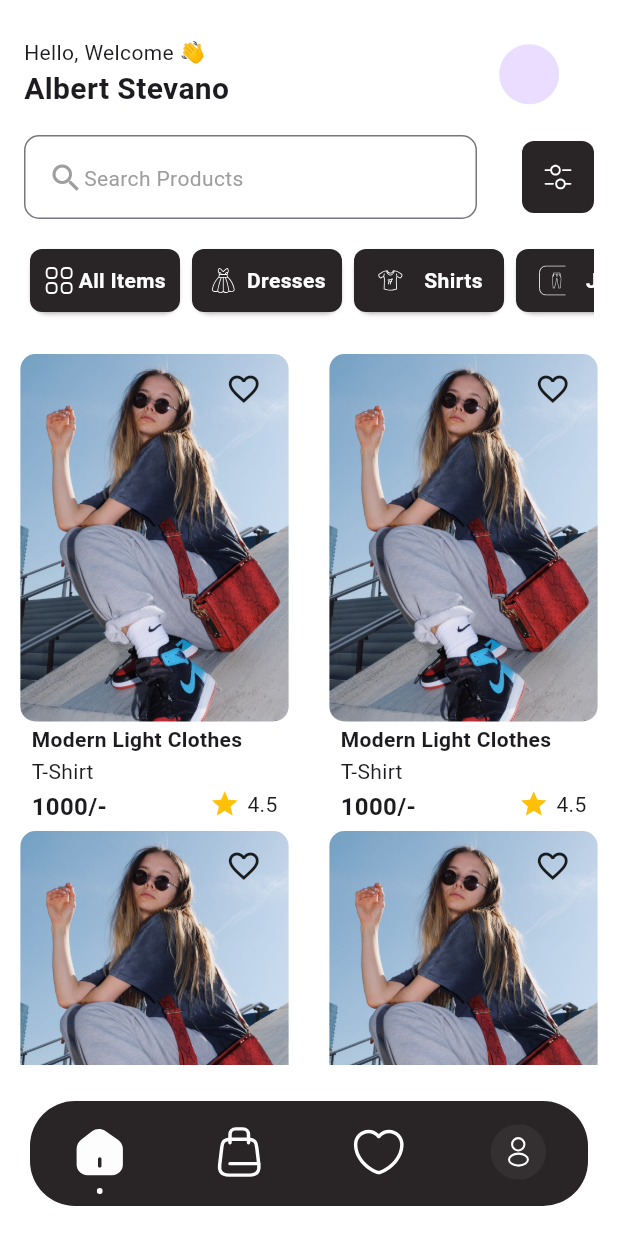
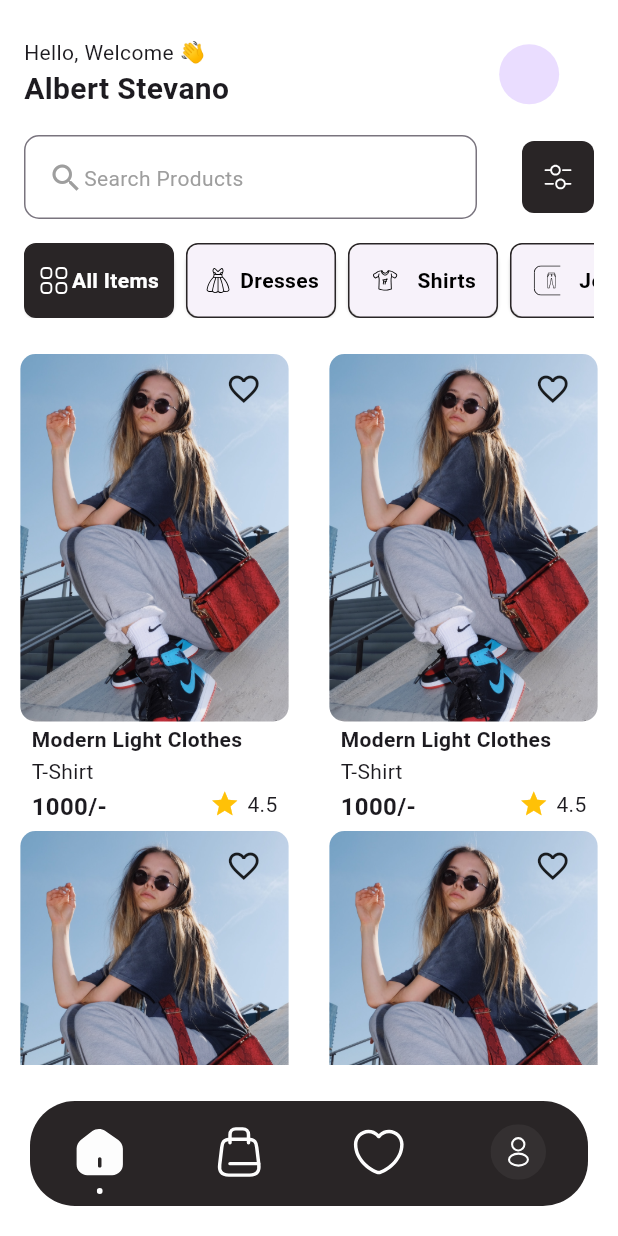
Before and after one commit to TanvirLogic/future_app, a Flutter app: the screen it shows after launch, on a phone screen of 412 x 824 dp. Run offline on Flutter 3.47's test engine with Material 3 defaults, Android fonts, the phone set to English and light mode, and no system bars; our stand-ins replace flutter_svg.

Commit message:
need to study about controllers.

```diff
--- /dev/null
+++ b/devtools_options.yaml
@@ -0,0 +1,3 @@
+description: This file stores settings for Dart & Flutter DevTools.
+documentation: https://docs.flutter.dev/tools/devtools/extensions#configure-extension-enablement-states
+extensions:
--- a/lib/Screens/home_screen.dart
+++ b/lib/Screens/home_screen.dart
@@ -1,9 +1,11 @@
 import 'package:flutter/material.dart';
 import 'package:flutter_svg/flutter_svg.dart';
 import 'package:future_app/app_utils/image_utils.dart';
+import 'package:future_app/controllers/item_card_provider.dart';
+import 'package:provider/provider.dart';
 
 import '../custom_widgets/my_item_card.dart';
-import '../custom_widgets/product_container.dart';
+import 'item_screens/all_item_screen.dart';
 
 class HomeScreen extends StatefulWidget {
   const HomeScreen({super.key});
@@ -20,6 +22,7 @@ class _HomeScreenState extends State<HomeScreen> {
     ImageUtils.jeansIcon,
   ];
   final List<String> _imageTexts = ['All Items', 'Dresses', 'Shirts', 'Jeans'];
+  final int _selectedScreenIndex   = 0;
 
   @override
   Widget build(BuildContext context) {
@@ -85,7 +88,9 @@ class _HomeScreenState extends State<HomeScreen> {
               ),
             ),
             // Item Widgets
-            Padding(
+            ChangeNotifierProvider(
+              create: (_) => ItemCardProvider(), // 👈 Provider is here, only one instance created
+              child: Padding(
                 padding: const EdgeInsets.symmetric(vertical: 0, horizontal: 16),
                 child: SizedBox(
                   height: 50,
@@ -93,39 +98,27 @@ class _HomeScreenState extends State<HomeScreen> {
                     children: [
                       Expanded(
                         child: ListView.builder(
-                        // primary: true,
                             scrollDirection: Axis.horizontal,
                             itemCount: _imagePaths.length,
-                        itemBuilder: (context, index) => MyItemCard(
-                          onTap: (){},
+                            // No need for Consumer here, MyItemCard uses context.watch
+                            itemBuilder: (context, index) {
+                              return MyItemCard(
+                                // We removed onTap from MyItemCard, its logic is now inside
                                 iconPath: _imagePaths[index],
                                 text: _imageTexts[index],
-                        ),
+                                index: index,
+                              );
+                            }
                         ),
                       ),
                     ],
                   ),
                 ),
               ),
+            ),
 
             SizedBox(height: 20),
-            Expanded(
-              child: Padding(
-                padding: EdgeInsets.all(4.0),
-                child: GridView.builder(
-                  gridDelegate: SliverGridDelegateWithFixedCrossAxisCount(
-                    crossAxisCount: 2, // Number of columns
-                    crossAxisSpacing: 8.0, // Spacing between columns
-                    mainAxisSpacing: 8.0, // Spacing between rows
-                    mainAxisExtent: 310,
-                  ),
-                  itemCount: 20, // Total 20 items
-                  itemBuilder: (BuildContext context, int index) {
-                    return ProductContainer();
-                  },
-                ),
-              ),
-            ),
+            AllItemScreen(),
           ],
         ),
       ),
--- /dev/null
+++ b/lib/Screens/item_screens/all_item_screen.dart
@@ -0,0 +1,30 @@
+import 'package:flutter/cupertino.dart';
+
+import '../../custom_widgets/product_container.dart';
+
+class AllItemScreen extends StatelessWidget {
+  const AllItemScreen({
+    super.key,
+  });
+
+  @override
+  Widget build(BuildContext context) {
+    return Expanded(
+      child: Padding(
+        padding: EdgeInsets.all(4.0),
+        child: GridView.builder(
+          gridDelegate: SliverGridDelegateWithFixedCrossAxisCount(
+            crossAxisCount: 2, // Number of columns
+            crossAxisSpacing: 8.0, // Spacing between columns
+            mainAxisSpacing: 8.0, // Spacing between rows
+            mainAxisExtent: 310,
+          ),
+          itemCount: 20, // Total 20 items
+          itemBuilder: (BuildContext context, int index) {
+            return ProductContainer();
+          },
+        ),
+      ),
+    );
+  }
+}
--- a/lib/app_utils/color_utils.dart
+++ b/lib/app_utils/color_utils.dart
@@ -2,4 +2,6 @@ import 'dart:ui';
 class ColorUtils {
   static const Color backGroundColor = Color(0XFFFFFFFF);
   static const Color navBarColor = Color(0XFF292526);
+
+  static get defaultCardColor => null;
 }
--- /dev/null
+++ b/lib/controllers/item_card_provider.dart
@@ -0,0 +1,25 @@
+import 'package:flutter/material.dart';
+
+import '../app_utils/color_utils.dart';
+
+class ItemCardProvider extends ChangeNotifier {
+  // Track the index of the currently selected card.
+  int _selectedIndex = 0; // Default to the first item (index 0)
+
+  int get selectedIndex => _selectedIndex;
+
+  // Method to set the selected index and notify listeners
+  void setSelectedIndex(int index) {
+    if (_selectedIndex != index) {
+      _selectedIndex = index;
+      notifyListeners();
+    }
+  }
+
+  // Helper method to get the correct color for a given index
+  Color getColor(int index) {
+    return index == _selectedIndex
+        ? ColorUtils.navBarColor // Highlighted/Selected color
+        : Colors.white; // Default color
+  }
+}
--- a/lib/custom_widgets/my_item_card.dart
+++ b/lib/custom_widgets/my_item_card.dart
@@ -1,34 +1,46 @@
+// MyItemCard.dart
 import 'package:flutter/material.dart';
 import 'package:flutter_svg/svg.dart';
+import 'package:provider/provider.dart';
 
 import '../app_utils/color_utils.dart';
+import '../controllers/item_card_provider.dart';
 
-class MyItemCard extends StatefulWidget {
+class MyItemCard extends StatelessWidget { // 👈 Change to StatelessWidget
   const MyItemCard({
     super.key,
     required this.iconPath,
     required this.text,
-    required this.onTap,
+    required this.index, // 👈 New: Pass the item's index
   });
 
-  final void Function() onTap;
   final String iconPath;
   final String text;
+  final int index; // The index of this specific card
 
   @override
-  State<MyItemCard> createState() => _MyItemCardState();
-}
+  Widget build(BuildContext context) {
+    // 1. Listen to the provider for changes in the selected index
+    final provider = context.watch<ItemCardProvider>();
 
-class _MyItemCardState extends State<MyItemCard> {
-  @override
-  Widget build(BuildContext context) {
+    // 2. Determine if this card is the currently selected one
+    final isSelected = provider.selectedIndex == index;
+
+    // 3. Set the color based on selection state
+    final cardColor = isSelected ? ColorUtils.navBarColor : ColorUtils.defaultCardColor; // Use a secondary color for unselected cards
+    final textColor = isSelected ? Colors.white : Colors.black;
+    final iconColor = isSelected ? Colors.white : Colors.black;
+
     return GestureDetector(
-      onTap: widget.onTap,
+      // 4. Update the selected index on tap
+      onTap: () => provider.setSelectedIndex(index),
       child: Card(
+        margin: const EdgeInsets.only(right: 8.0), // Add margin for spacing
         child: Container(
           decoration: BoxDecoration(
-            color: ColorUtils.navBarColor,
+            color: cardColor,
             borderRadius: BorderRadius.circular(8),
+            border: Border.all(color: ColorUtils.navBarColor, width: 1.0), // Example border
           ),
           height: 40,
           width: 100,
@@ -38,15 +50,15 @@ class _MyItemCardState extends State<MyItemCard> {
               mainAxisAlignment: MainAxisAlignment.spaceAround,
               children: [
                 SvgPicture.asset(
-                  widget.iconPath,
+                  iconPath,
                   width: 20,
                   height: 20,
-                  color: Colors.white,
+                  color: iconColor, // Use dynamic color
                 ),
                 Text(
-                  widget.text,
+                  text,
                   style: TextStyle(
-                    color: Colors.white,
+                    color: textColor, // Use dynamic color
                     fontSize: 14,
                     fontWeight: FontWeight.bold,
                   ),
--- a/pubspec.yaml
+++ b/pubspec.yaml
@@ -36,6 +36,7 @@ dependencies:
   cupertino_icons: ^1.0.8
   flutter_svg: ^2.2.3
   flutter_staggered_grid_view: ^0.7.0
+  provider: ^6.1.5+1
 
 dev_dependencies:
   flutter_test:
```
Also changed, not shown: lib/Screens/item_screens/dresses_screen.dart (added, +15 -0 lines), pubspec.lock. Lines whose indentation alone changed are shown as unchanged.
